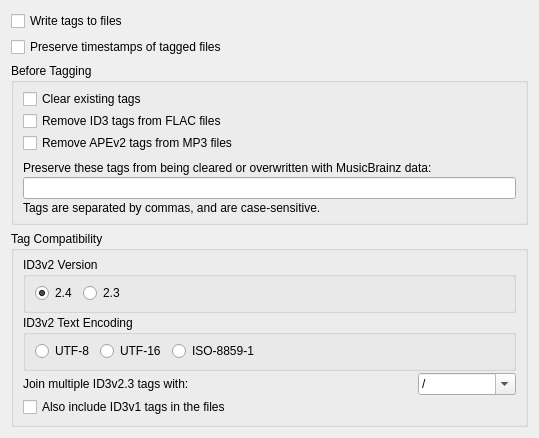
The window that ui/options_tags.ui (metabrainz/picard) describes before a commit, drawn with Qt 5.
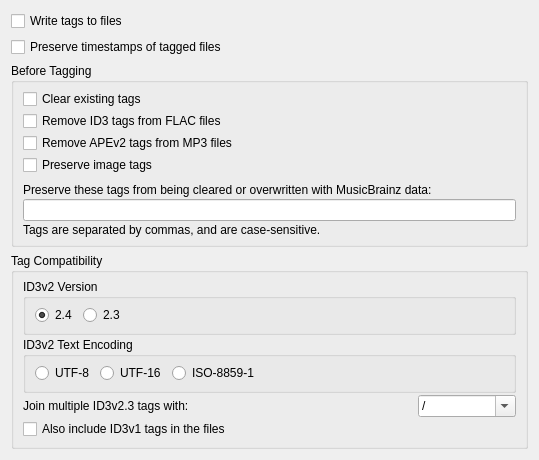
The same window after the commit.

Commit message:
Add an option to preserve existing image tags
Fix PICARD-257

What changed in the file:
```diff
--- a/ui/options_tags.ui
+++ b/ui/options_tags.ui
@@ -61,6 +61,13 @@
         </property>
        </widget>
       </item>
+      <item>
+       <widget class="QCheckBox" name="preserve_image_tags">
+        <property name="text">
+         <string>Preserve image tags</string>
+        </property>
+       </widget>
+      </item>
       <item>
        <spacer name="verticalSpacer">
         <property name="orientation">
```
The commit also changes 7 other files.
